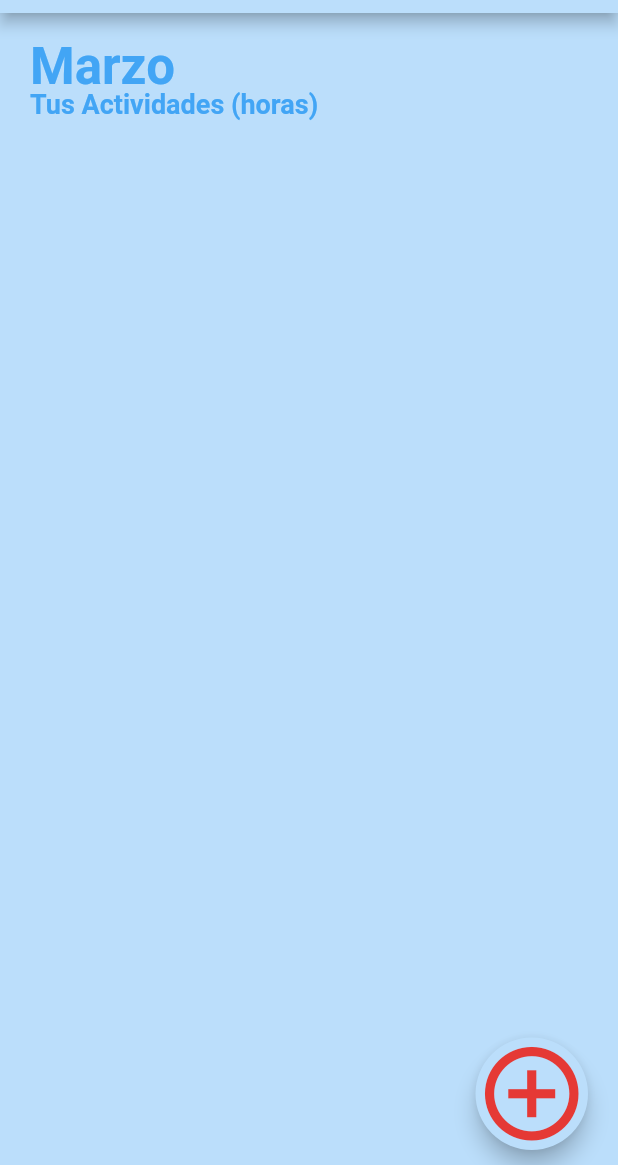
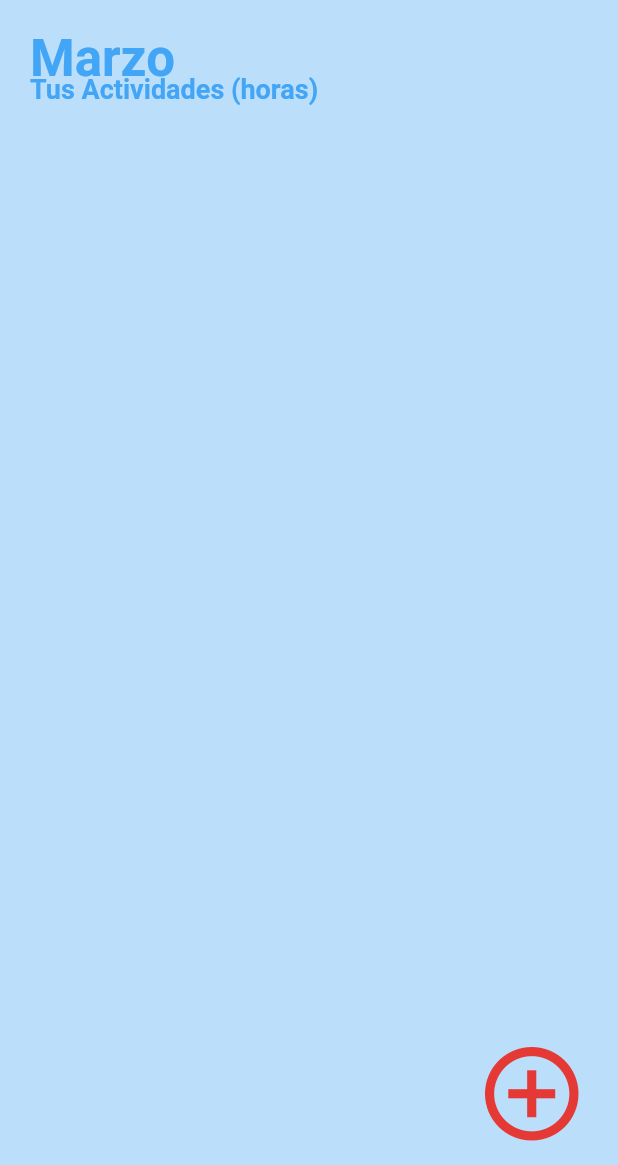
Before and after one commit to lobochimuelo/Crono, a Flutter app: the screen it shows after launch, on a phone screen of 412 x 824 dp, the part 71-1236 px from its top. Run offline on Flutter 3.47's test engine with Material 2 defaults, Android fonts, the phone set to English and light mode, and no system bars.

Commit message:
mejorando elevetion appbar, icon-button

```diff
--- a/lib/main.dart
+++ b/lib/main.dart
@@ -13,6 +13,8 @@ void main(){
             style: TextStyle(color: Colors.black45),
           ),
           centerTitle: true,
+          elevation: 0.0,
+
           ),
           body: CardRoom()
         ),
--- a/lib/screens/home/home.dart
+++ b/lib/screens/home/home.dart
@@ -4,7 +4,7 @@ class Home extends StatelessWidget {
   @override
   Widget build(BuildContext context) {
     final boardTitle = Container(
-       padding: EdgeInsets.only(left: 10.0,top: 5.0, bottom: 10.0,right: 15.0),
+       padding: EdgeInsets.only(left: 10.0, bottom: 10.0,right: 15.0),
         child: Align(
           alignment: Alignment.topLeft,
           child:  Text(
@@ -20,7 +20,7 @@ class Home extends StatelessWidget {
     );
 
     final boardsubTitle = Container(
-          padding: EdgeInsets.only(left: 10.0,top: 40.0, bottom: 10.0,right: 15.0),        child: Align(
+          padding: EdgeInsets.only(left: 10.0,top: 30.0, bottom: 10.0,right: 15.0),        child: Align(
           alignment: Alignment.topLeft,
           child:  Text(
             "Tus Actividades (horas)",
@@ -48,6 +48,7 @@ class Home extends StatelessWidget {
           size: 75.0,
 
         ),
+        elevation: 0.0,
         onPressed: null,
       ),
     );
```
